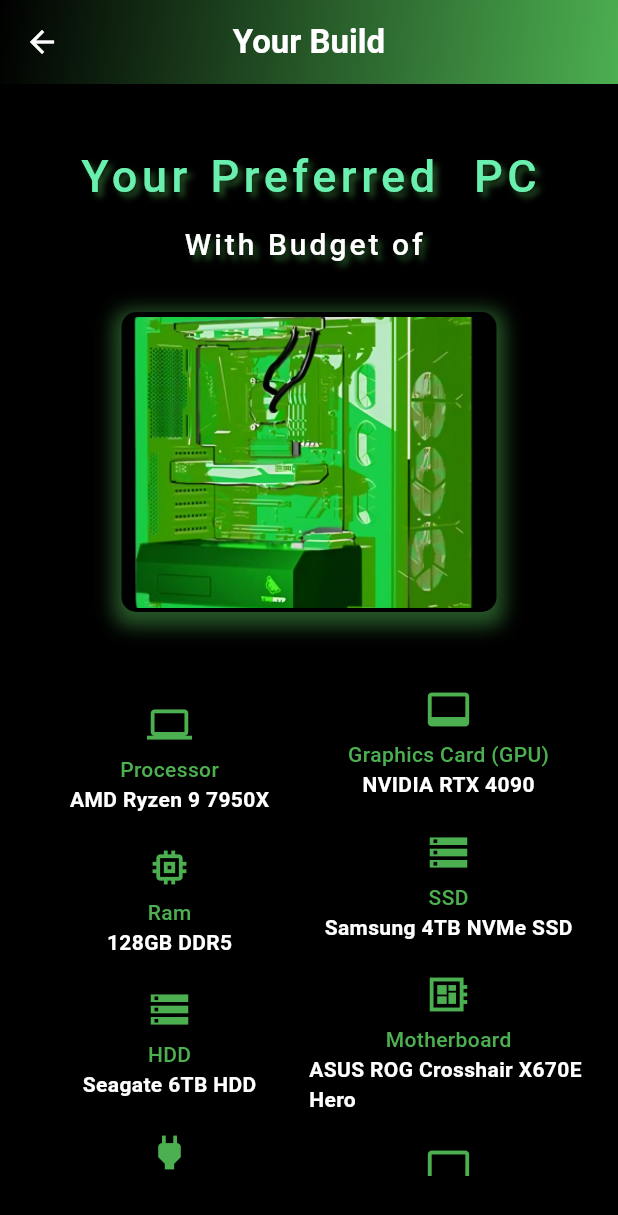
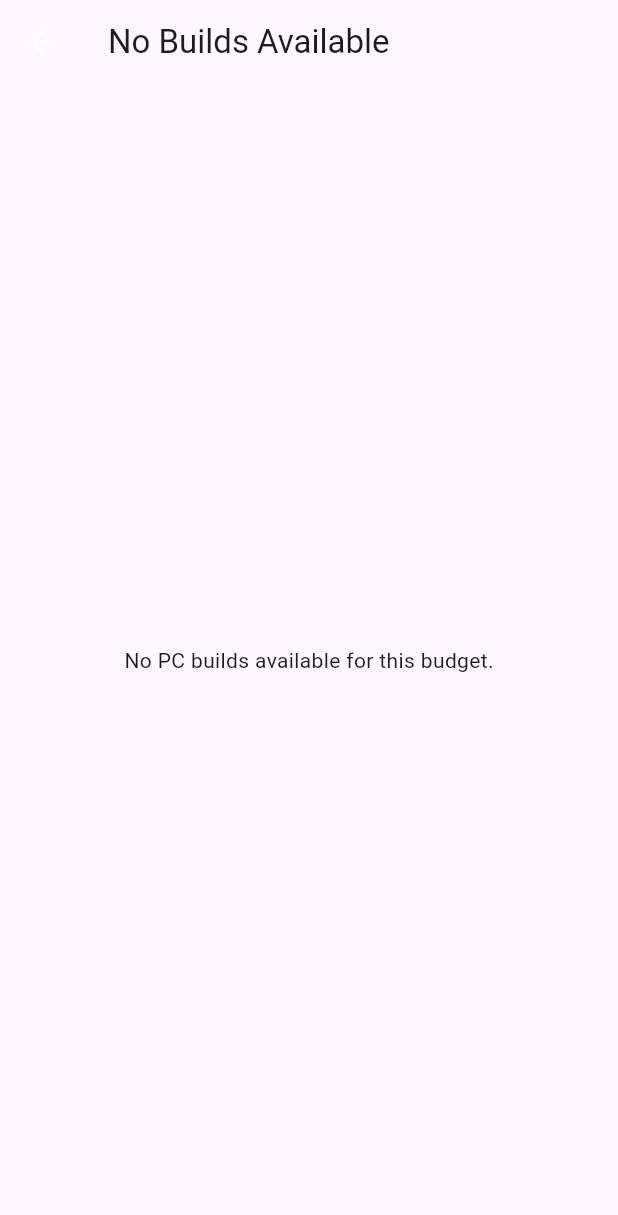
Before and after one commit to Irtaza4/PCgenius, a Flutter app: the BuildResultsScreen screen opened directly with empty values, on a phone screen of 412 x 824 dp. Shown: the top 1215 px of the screen. Run offline on Flutter 3.47's test engine with Material 3 defaults, Android fonts, the phone set to English and light mode, and no system bars; our stand-ins replace firebase_auth, firebase_core, fluttertoast, font_awesome_flutter; accounts and stored records are empty.

Commit message:
added the build checker functionality

```diff
--- a/lib/ui/screens/ai_pc_builder.dart
+++ b/lib/ui/screens/ai_pc_builder.dart
@@ -44,8 +44,10 @@
       backgroundColor: Colors.black,
       appBar: AppBar(
         title: Text(
-          'Ai Pc Builder',
-          style: TextStyle(fontWeight: FontWeight.w500, color: Colors.white),
+          'AI PC BUILDER',
+          style: TextStyle(fontWeight: FontWeight.bold, color: Colors.white,
+
+          ),
         ),
         actions: [
           IconButton(
--- a/lib/ui/screens/build_result_screen.dart
+++ b/lib/ui/screens/build_result_screen.dart
@@ -1,5 +1,7 @@
 import 'package:flutter/material.dart';
-import 'package:font_awesome_flutter/font_awesome_flutter.dart'; // Add this import for FontAwesome icons
+import 'package:font_awesome_flutter/font_awesome_flutter.dart';
+
+import '../../Models/pc_build_data.dart'; // Add this import for FontAwesome icons
 
 class BuildResultsScreen extends StatelessWidget {
   final String budget;
@@ -7,8 +9,20 @@
 
   const BuildResultsScreen({Key? key, required this.budget, required this.pcType}) : super(key: key);
 
+  // Helper method to convert the budget string to an integer
+  int get budgetValue => int.tryParse(budget) ?? 0;
+
   @override
   Widget build(BuildContext context) {
+    // Find the appropriate PC build based on the budget and PC type
+    var buildData = _getBuildData();
+    if (buildData == null) {
+      return Scaffold(
+        appBar: AppBar(title: Text('No Builds Available')),
+        body: Center(child: Text('No PC builds available for this budget.')),
+      );
+    }
+
     return Scaffold(
       backgroundColor: Colors.black,
       appBar: AppBar(
@@ -43,7 +57,6 @@
                   fontWeight: FontWeight.w500,
                   letterSpacing: 3,
                   wordSpacing: 2,
-
                   shadows: [
                     Shadow(
                       color: Colors.green.withOpacity(0.5),
@@ -106,19 +119,18 @@
                     child: Column(
                       children: [
                         _buildIcon(Icons.computer_outlined, 'Processor'),
-                        Text('AMD Ryzen 9 7950X', style: TextStyle(color: Colors.white, fontWeight: FontWeight.bold)),
+                        Text(buildData['Processor']!, style: TextStyle(color: Colors.white, fontWeight: FontWeight.bold)),
                         SizedBox(height: 20),
-                        _buildIcon(Icons.memory, 'Ram'),
-                        Text('128GB DDR5', style: TextStyle(color: Colors.white, fontWeight: FontWeight.bold)),
+                        _buildIcon(Icons.memory, 'RAM'),
+                        Text(buildData['RAM']!, style: TextStyle(color: Colors.white, fontWeight: FontWeight.bold)),
                         SizedBox(height: 20),
                         _buildIcon(Icons.storage, 'HDD'),
-                        Text('Seagate 6TB HDD', style: TextStyle(color: Colors.white, fontWeight: FontWeight.bold)),
+                        Text(buildData['HDD']!, style: TextStyle(color: Colors.white, fontWeight: FontWeight.bold)),
                         SizedBox(height: 20),
                         _buildIcon(Icons.power, 'Power Supply'),
-                        Text('Corsair AX1600i', style: TextStyle(color: Colors.white, fontWeight: FontWeight.bold)),
+                        Text(buildData['PowerSupply']!, style: TextStyle(color: Colors.white, fontWeight: FontWeight.bold)),
                         SizedBox(height: 20),
                       ],
-
                     ),
                   ),
                   // Right side
@@ -126,16 +138,16 @@
                     child: Column(
                       children: [
                         _buildIcon(Icons.video_label, 'Graphics Card (GPU)'),
-                        Text('NVIDIA RTX 4090', style: TextStyle(color: Colors.white, fontWeight: FontWeight.bold)),
+                        Text(buildData['GPU']!, style: TextStyle(color: Colors.white, fontWeight: FontWeight.bold)),
                         SizedBox(height: 20),
                         _buildIcon(Icons.storage, 'SSD'),
-                        Text('Samsung 4TB NVMe SSD', style: TextStyle(color: Colors.white, fontWeight: FontWeight.bold)),
+                        Text(buildData['SSD']!, style: TextStyle(color: Colors.white, fontWeight: FontWeight.bold)),
                         SizedBox(height: 20),
                         _buildIcon(Icons.developer_board_sharp, 'Motherboard'),
-                        Text('ASUS ROG Crosshair X670E Hero', style: TextStyle(color: Colors.white, fontWeight: FontWeight.bold)),
+                        Text(buildData['Motherboard']!, style: TextStyle(color: Colors.white, fontWeight: FontWeight.bold)),
                         SizedBox(height: 20),
                         _buildIcon(Icons.tv, 'Case'),
-                        Text('Lian Li PC-O11 Dynamic XL', style: TextStyle(color: Colors.white, fontWeight: FontWeight.bold)),
+                        Text(buildData['Case']!, style: TextStyle(color: Colors.white, fontWeight: FontWeight.bold)),
                         SizedBox(height: 20),
                       ],
                     ),
@@ -147,6 +159,29 @@
         ),
       ),
     );
+  }
+
+  // This method selects the appropriate build data based on the budget and pcType
+  Map<String, String>? _getBuildData() {
+    // Filter builds based on the budget and pcType
+    var builds;
+    if (pcType == 'Gaming') {
+      builds = PcBuildData.gamingBuilds;
+    } else if (pcType == 'Office Work') {
+      builds = PcBuildData.officeWorkBuilds;
+    } else if (pcType == 'Graphic Designing') {
+      builds = PcBuildData.graphicDesigningBuilds;
+    }
+
+    if (builds != null) {
+      for (var build in builds) {
+        if (budgetValue >= build['minBudget'] && budgetValue <= build['maxBudget']) {
+          return build['build'];
+        }
+      }
+    }
+
+    return null; // No build found for the given budget
   }
 
   Widget _buildIcon(IconData icon, String label) {
```
